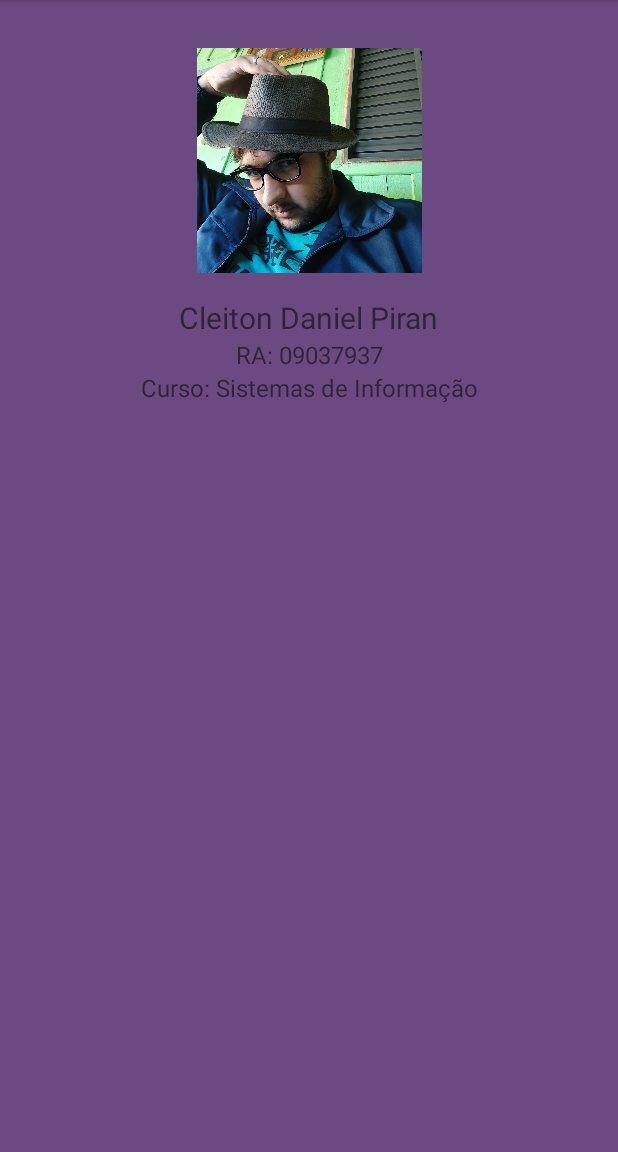
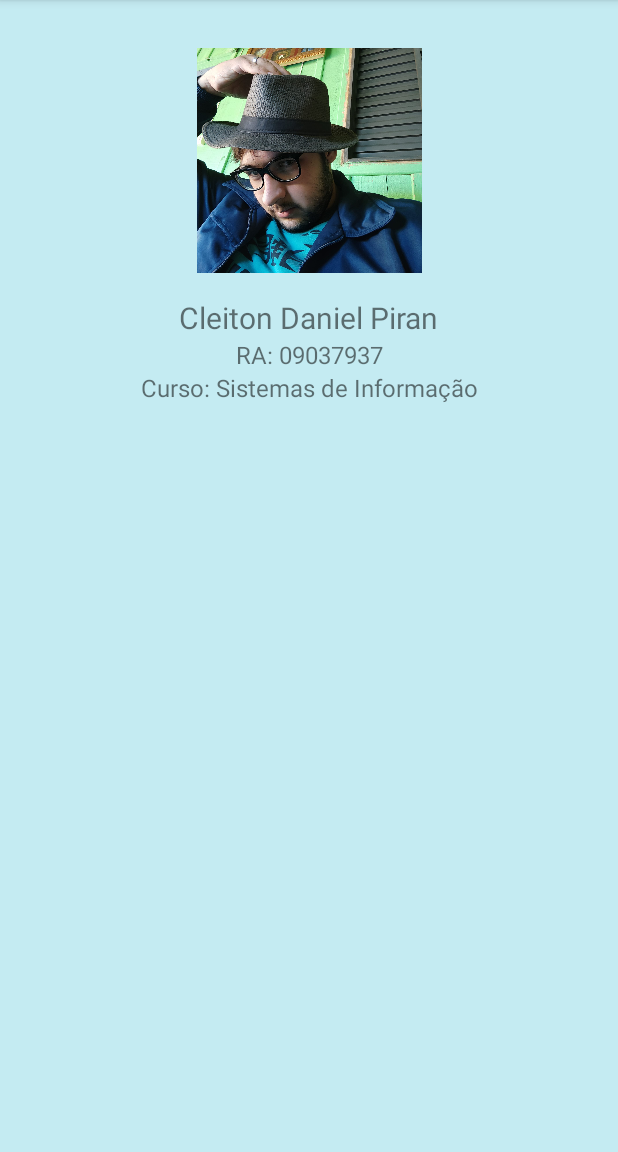
Before and after one commit to CleitonPiran/APO-Programa-o-de-Dispositivos-M-veis, an Android app: the SobreActivity screen opened directly, with no data from a screen before it, on a phone screen of 412 x 824 dp, the part 84-1236 px from its top. Run offline under Robolectric (Android 15) with nearby library versions, the phone set to English and light mode, and no system bars.

Commit message:
segundo commit

```diff
--- a/app/src/main/AndroidManifest.xml
+++ b/app/src/main/AndroidManifest.xml
@@ -45,7 +45,7 @@
 
         <meta-data
             android:name="com.google.android.geo.API_KEY"
-            android:value="AIzaSyCqmb60wwhARv_zFNRi3GPUkKFk7Afist8"/>
+            android:value="CHAVE"/>
 
     </application>
 
--- a/app/src/main/res/values/colors.xml
+++ b/app/src/main/res/values/colors.xml
@@ -6,6 +6,6 @@
     <color name="corVermelha">#B2340C</color>
     <color name="corAmarela">#0F0</color>
     <color name="botao_cor">#1A98C6</color>
-    <color name="minha_cor_fundo">#6B4A81</color>
+    <color name="minha_cor_fundo">#C4EBF2</color>
 
 </resources>
```
